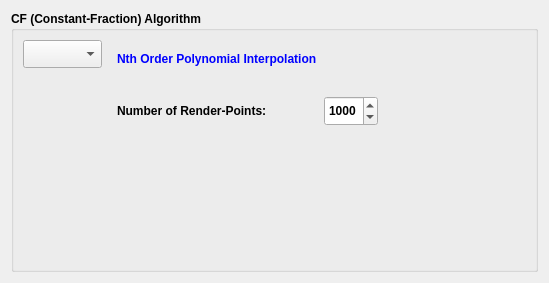
Qt form GUI/drs4cfdalgorithmdlg.ui (dpscience/DDRS4PALS) before a commit.
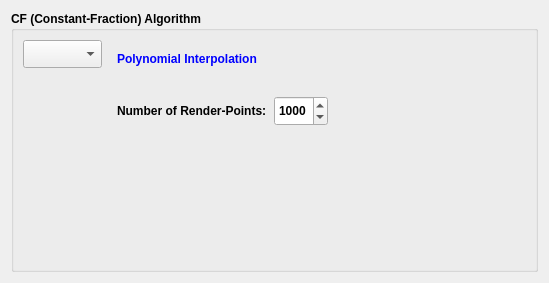
The same form after that commit.

```diff
--- a/GUI/drs4cfdalgorithmdlg.ui
+++ b/GUI/drs4cfdalgorithmdlg.ui
@@ -108,7 +108,7 @@
                  <string notr="true">color: blue</string>
                 </property>
                 <property name="text">
-                 <string>Nth Order Polynomial Interpolation</string>
+                 <string>Polynomial Interpolation</string>
                 </property>
                </widget>
               </item>
```
